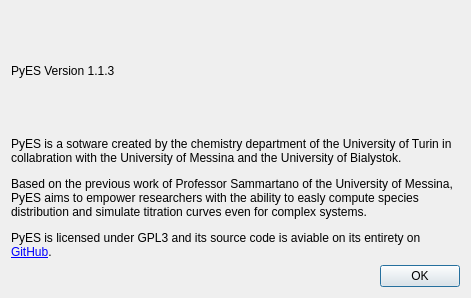
First picture: the form in src/main/python/pyes/ui/PyES_about.ui, repository PyES-software/PyES, before the edit.
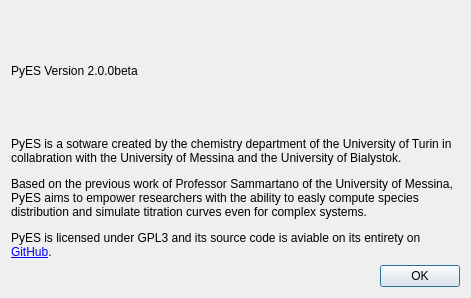
Second picture: the form after the edit.

Commit message: Bump to 2.0.0beta

The edit to the form file:
```diff
--- a/src/main/python/pyes/ui/PyES_about.ui
+++ b/src/main/python/pyes/ui/PyES_about.ui
@@ -35,7 +35,7 @@
    <item>
     <widget class="QLabel" name="label">
      <property name="text">
-      <string>PyES Version 1.1.3</string>
+      <string>PyES Version 2.0.0beta</string>
      </property>
     </widget>
    </item>
```
The commit also changes 4 other files.
